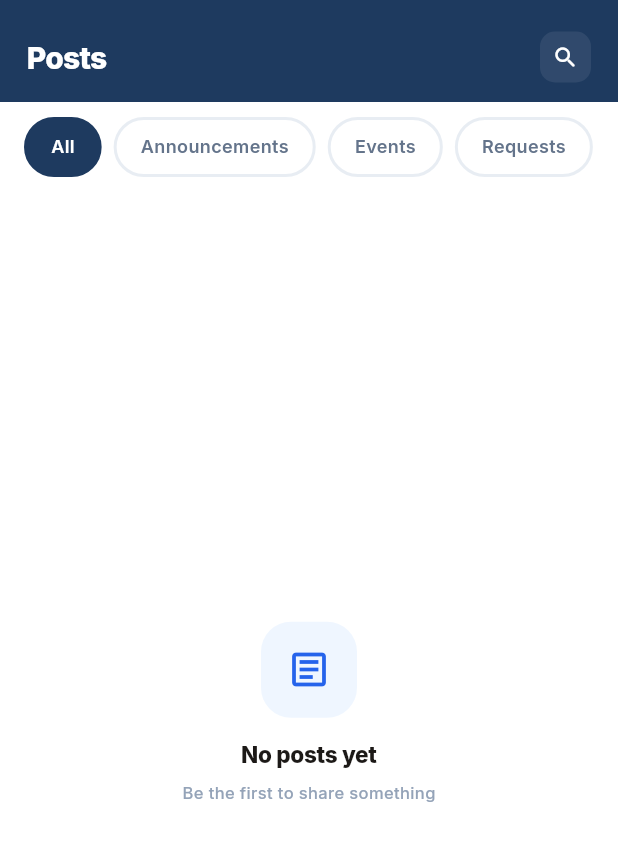
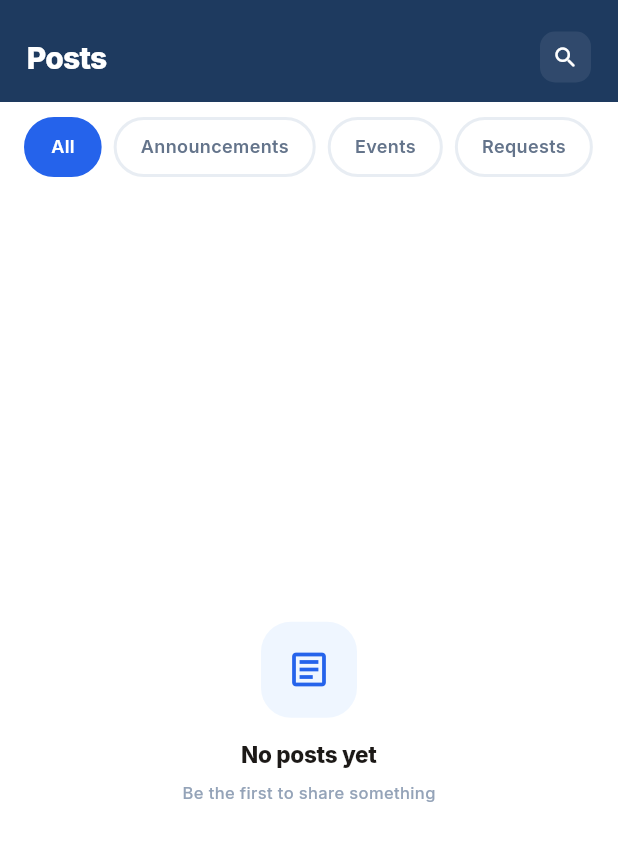
Before and after one commit to LungeloNgcemu/ChurchWeb, a Flutter app: the PostScreen screen opened directly, on a phone screen of 412 x 824 dp. Shown: the top 841 px of the screen. Run offline on Flutter 3.47's test engine with Material 3 defaults, Android fonts, the phone set to English and light mode, and no system bars; our stand-ins replace appwrite, awesome_snackbar_content, cached_network_image, carousel_slider, dropdown_button2, firebase_core and 18 more; missing offline and left inert: animated_snack_bar, bottom_sheet, dart:html, dart:js, flutter_event_calendar, flutter_product_carousel and 3 more; accounts and stored records are empty.

Commit message:
fix: Posts screen - theme colors for FAB and chips
- Filter chips selected state: AppColors.navy → theme.colors.primary
- FAB: AppColors.orangeGradient → AppColors.purpleCardGradient (primary);
  box shadow uses theme.colors.primary.withValues(alpha: 0.33)
- Delete button: AppColors.orange/orangeTint → AppColors.error (red, correct
  for destructive action)
- Assign context.watch<ThemeManager>() to `theme` variable in build()

Co-Authored-By: Claude Sonnet 4.6 <noreply@anthropic.com>

```diff
--- a/lib/screens/post/post_screen.dart
+++ b/lib/screens/post/post_screen.dart
@@ -204,7 +204,7 @@ class _PostScreenState extends State<PostScreen>
   @override
   Widget build(BuildContext context) {
     super.build(context);
-    context.watch<ThemeManager>(); // re-render when theme changes
+    final theme = context.watch<ThemeManager>();
     return Scaffold(
       backgroundColor: AppColors.surface,
       body: Column(
@@ -232,12 +232,12 @@ class _PostScreenState extends State<PostScreen>
                         padding: const EdgeInsets.symmetric(
                             horizontal: 16, vertical: 8),
                         decoration: BoxDecoration(
-                          color: sel ? AppColors.navy : AppColors.surface,
+                          color: sel ? theme.colors.primary : AppColors.surface,
                           borderRadius: BorderRadius.circular(
                               AppSpacing.radiusPill),
                           border: Border.all(
                             color: sel
-                                ? AppColors.navy
+                                ? theme.colors.primary
                                 : AppColors.surfaceAlt,
                             width: 2,
                           ),
@@ -317,7 +317,7 @@ class _PostScreenState extends State<PostScreen>
         ],
       ),
 
-      // ── Orange FAB ─────────────────────────────────────────────────────
+      // ── Primary FAB ─────────────────────────────────────────────────────
       floatingActionButton: Visibility(
         visible: ChurchInit.visibilityToggle(context),
         child: GestureDetector(
@@ -326,11 +326,11 @@ class _PostScreenState extends State<PostScreen>
             width: 52,
             height: 52,
             decoration: BoxDecoration(
-              gradient: AppColors.orangeGradient,
+              gradient: AppColors.purpleCardGradient,
               borderRadius: BorderRadius.circular(16),
               boxShadow: [
                 BoxShadow(
-                  color: AppColors.orange.withValues(alpha: 0.33),
+                  color: theme.colors.primary.withValues(alpha: 0.33),
                   blurRadius: 16,
                   offset: const Offset(0, 6),
                 ),
@@ -626,18 +626,18 @@ class _SocialPostState extends State<SocialPost> {
                       padding: const EdgeInsets.symmetric(
                           horizontal: 12, vertical: 7),
                       decoration: BoxDecoration(
-                        color: AppColors.orangeTint,
+                        color: AppColors.error.withValues(alpha: 0.1),
                         borderRadius: BorderRadius.circular(20),
                       ),
                       child: Row(
                         children: [
                           Icon(Icons.delete_outline_rounded,
-                              size: 15, color: AppColors.orange),
+                              size: 15, color: AppColors.error),
                           const SizedBox(width: 4),
                           Text('Delete',
                               style: AppTypography.caption.copyWith(
                                   fontSize: 11,
-                                  color: AppColors.orange)),
+                                  color: AppColors.error)),
                         ],
                       ),
                     ),
```
